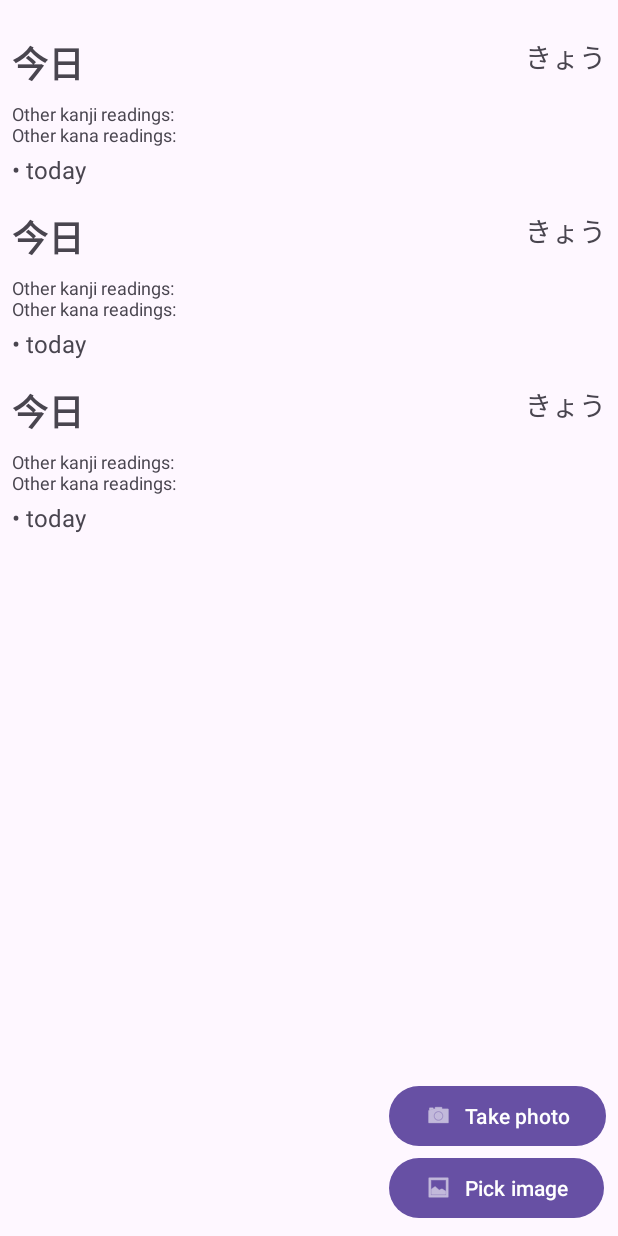
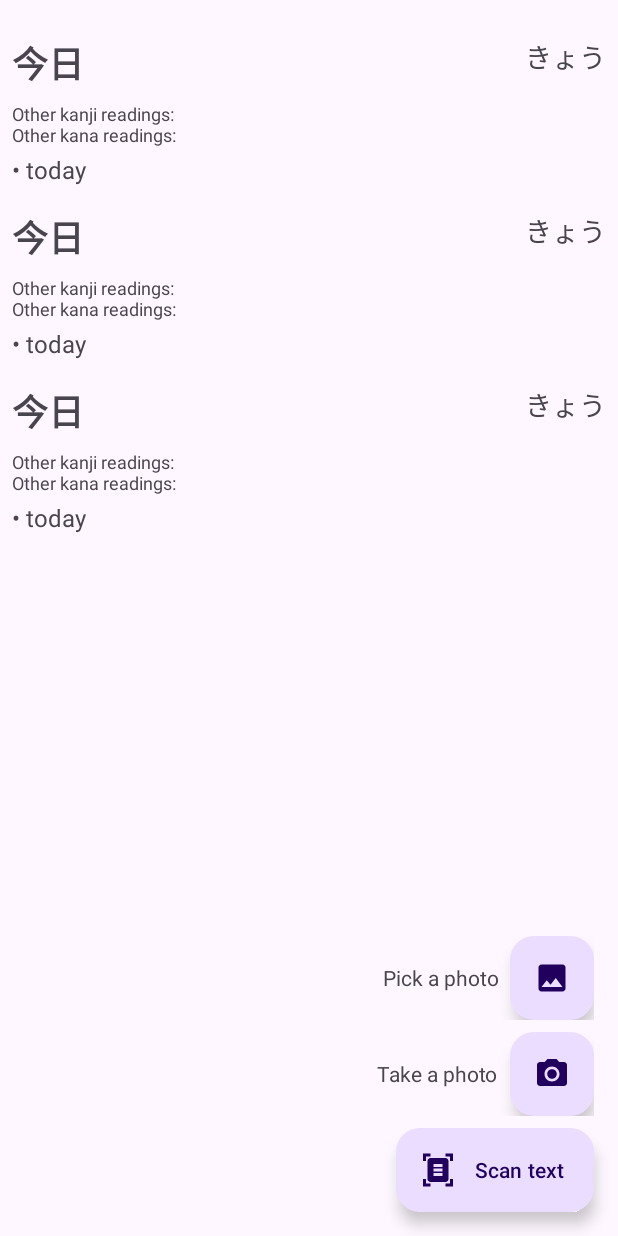
Before and after one commit to NewblyAaron/CamYomi, an Android app built with Jetpack Compose: the layout fragment_ocr_scanner.xml on its own in the app's theme, with its tools: preview values and no code run, on a phone screen of 412 x 824 dp. Run offline under Robolectric (Android 15) with nearby library versions, the phone set to English and light mode, and no system bars.

Commit message:
Implement #22

```diff
--- a/app/src/main/java/me/newbly/camyomi/mvp/OCRScannerContract.kt
+++ b/app/src/main/java/me/newbly/camyomi/mvp/OCRScannerContract.kt
@@ -9,14 +9,16 @@ interface OCRScannerContract {
         fun launchCamera()
         fun displayProgress()
         fun hideProgress()
+        fun toggleFabMenu()
         fun showRecognizedText(wordMap: Map<String, String>)
         fun showDefinitions(entries: List<Entry>)
         fun showError(errorMessage: String)
     }
 
     interface Presenter {
-        fun onCameraSelected()
-        fun onImagePickerSelected()
+        fun onScanFabClicked()
+        fun onCameraButtonClicked()
+        fun onImagePickerButtonClicked()
         fun onImageCaptured(image: Bitmap)
         fun onTextClicked(text: String)
     }
--- /dev/null
+++ b/app/src/main/res/drawable/baseline_camera_alt_24.xml
@@ -0,0 +1,7 @@
+<vector xmlns:android="http://schemas.android.com/apk/res/android" android:height="24dp" android:tint="#000000" android:viewportHeight="24" android:viewportWidth="24" android:width="24dp">
+
+    <path android:fillColor="@android:color/white" android:pathData="M12,12m-3.2,0a3.2,3.2 0,1 1,6.4 0a3.2,3.2 0,1 1,-6.4 0"/>
+
+    <path android:fillColor="@android:color/white" android:pathData="M9,2L7.17,4L4,4c-1.1,0 -2,0.9 -2,2v12c0,1.1 0.9,2 2,2h16c1.1,0 2,-0.9 2,-2L22,6c0,-1.1 -0.9,-2 -2,-2h-3.17L15,2L9,2zM12,17c-2.76,0 -5,-2.24 -5,-5s2.24,-5 5,-5 5,2.24 5,5 -2.24,5 -5,5z"/>
+
+</vector>
--- /dev/null
+++ b/app/src/main/res/drawable/baseline_document_scanner_24.xml
@@ -0,0 +1,5 @@
+<vector xmlns:android="http://schemas.android.com/apk/res/android" android:height="24dp" android:tint="#000000" android:viewportHeight="24" android:viewportWidth="24" android:width="24dp">
+
+    <path android:fillColor="@android:color/white" android:pathData="M7,3H4v3H2V1h5V3zM22,6V1h-5v2h3v3H22zM7,21H4v-3H2v5h5V21zM20,18v3h-3v2h5v-5H20zM19,18c0,1.1 -0.9,2 -2,2H7c-1.1,0 -2,-0.9 -2,-2V6c0,-1.1 0.9,-2 2,-2h10c1.1,0 2,0.9 2,2V18zM15,8H9v2h6V8zM15,11H9v2h6V11zM15,14H9v2h6V14z"/>
+
+</vector>
--- /dev/null
+++ b/app/src/main/res/drawable/baseline_insert_photo_24.xml
@@ -0,0 +1,5 @@
+<vector xmlns:android="http://schemas.android.com/apk/res/android" android:height="24dp" android:tint="#000000" android:viewportHeight="24" android:viewportWidth="24" android:width="24dp">
+
+    <path android:fillColor="@android:color/white" android:pathData="M21,19V5c0,-1.1 -0.9,-2 -2,-2H5c-1.1,0 -2,0.9 -2,2v14c0,1.1 0.9,2 2,2h14c1.1,0 2,-0.9 2,-2zM8.5,13.5l2.5,3.01L14.5,12l4.5,6H5l3.5,-4.5z"/>
+
+</vector>
--- a/app/src/main/res/layout/fragment_ocr_scanner.xml
+++ b/app/src/main/res/layout/fragment_ocr_scanner.xml
@@ -29,30 +29,74 @@
         app:layout_constraintEnd_toEndOf="parent"
         app:layout_constraintStart_toStartOf="parent"
         app:layout_constraintTop_toBottomOf="@+id/compose_view"
-        tools:listitem="@layout/definition_item" />
+        tools:listitem="@layout/definition_item" >
+
+    </androidx.recyclerview.widget.RecyclerView>
+
+    <com.google.android.material.floatingactionbutton.ExtendedFloatingActionButton
+        android:id="@+id/scan_fab"
+        android:layout_width="wrap_content"
+        android:layout_height="wrap_content"
+        android:layout_marginEnd="16dp"
+        android:layout_marginBottom="16dp"
+        android:clickable="true"
+        android:text="Scan text"
+        app:icon="@drawable/baseline_document_scanner_24"
+        app:layout_constraintBottom_toBottomOf="parent"
+        app:layout_constraintEnd_toEndOf="parent" />
 
     <LinearLayout
+        android:id="@+id/launch_camera_fab_entry"
         android:layout_width="wrap_content"
         android:layout_height="wrap_content"
-        android:layout_marginEnd="8dp"
         android:layout_marginBottom="8dp"
-        android:orientation="vertical"
-        app:layout_constraintBottom_toBottomOf="parent"
-        app:layout_constraintEnd_toEndOf="parent">
+        android:orientation="horizontal"
+        app:layout_constraintBottom_toTopOf="@id/scan_fab"
+        app:layout_constraintEnd_toEndOf="@id/scan_fab">
 
-        <Button
+        <TextView
+            android:id="@+id/camera_text"
+            android:layout_width="wrap_content"
+            android:layout_height="match_parent"
+            android:layout_marginEnd="8dp"
+            android:gravity="center"
+            android:text="Take a photo" />
+
+        <com.google.android.material.floatingactionbutton.FloatingActionButton
             android:id="@+id/launch_camera_button"
             android:layout_width="wrap_content"
-            android:layout_height="wrap_content"
-            android:text="Take photo"
-            app:icon="@android:drawable/ic_menu_camera" />
+            android:layout_height="match_parent"
+            android:clickable="true"
+            android:src="@drawable/baseline_camera_alt_24"
+            android:tooltipText="Take a photo"
+            app:fabSize="normal" />
 
-        <Button
+    </LinearLayout>
+
+    <LinearLayout
+        android:id="@+id/launch_picker_fab_entry"
+        android:layout_width="wrap_content"
+        android:layout_height="wrap_content"
+        android:layout_marginBottom="8dp"
+        android:orientation="horizontal"
+        app:layout_constraintBottom_toTopOf="@id/launch_camera_fab_entry"
+        app:layout_constraintEnd_toEndOf="@id/launch_camera_fab_entry">
+
+        <TextView
+            android:id="@+id/picker_text"
+            android:layout_width="wrap_content"
+            android:layout_height="match_parent"
+            android:layout_marginEnd="8dp"
+            android:gravity="center"
+            android:text="Pick a photo" />
+
+        <com.google.android.material.floatingactionbutton.FloatingActionButton
             android:id="@+id/launch_picker_button"
             android:layout_width="wrap_content"
             android:layout_height="wrap_content"
-            android:text="Pick image"
-            app:icon="@android:drawable/ic_menu_gallery" />
+            android:clickable="true"
+            android:src="@drawable/baseline_insert_photo_24"
+            app:fabSize="normal" />
     </LinearLayout>
 
 </androidx.constraintlayout.widget.ConstraintLayout>
```
Also changed, not shown: app/src/main/java/me/newbly/camyomi/ui/ocrscanner/OCRScannerFragment.kt (+39 -2 lines), app/src/main/java/me/newbly/camyomi/ui/ocrscanner/OCRScannerPresenter.kt (+6 -2 lines).
